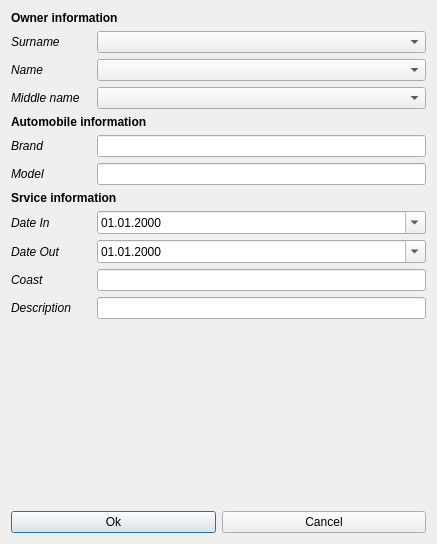
Above: dialog_add_car.ui from LorenceUfa/autoservice before the change. Below: the same form after it.
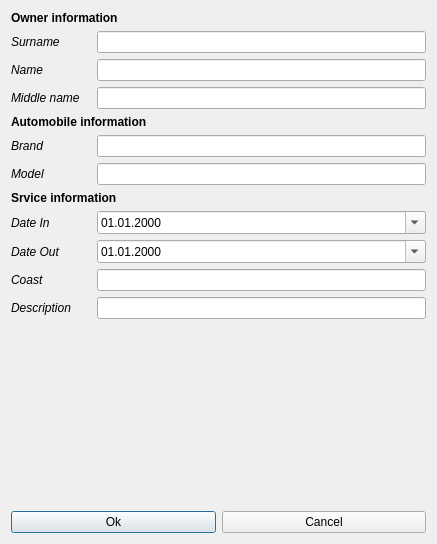
That is the form after the change.

Patch:
```diff
--- a/dialog_add_car.ui
+++ b/dialog_add_car.ui
@@ -84,13 +84,13 @@
       </widget>
      </item>
      <item row="0" column="1">
-      <widget class="QComboBox" name="comboBox_surname"/>
+      <widget class="QLineEdit" name="lineSurname"/>
      </item>
      <item row="1" column="1">
-      <widget class="QComboBox" name="comboBox_name"/>
+      <widget class="QLineEdit" name="lineName"/>
      </item>
      <item row="2" column="1">
-      <widget class="QComboBox" name="comboBox_mid_name"/>
+      <widget class="QLineEdit" name="lineMidName"/>
      </item>
     </layout>
    </item>
```
